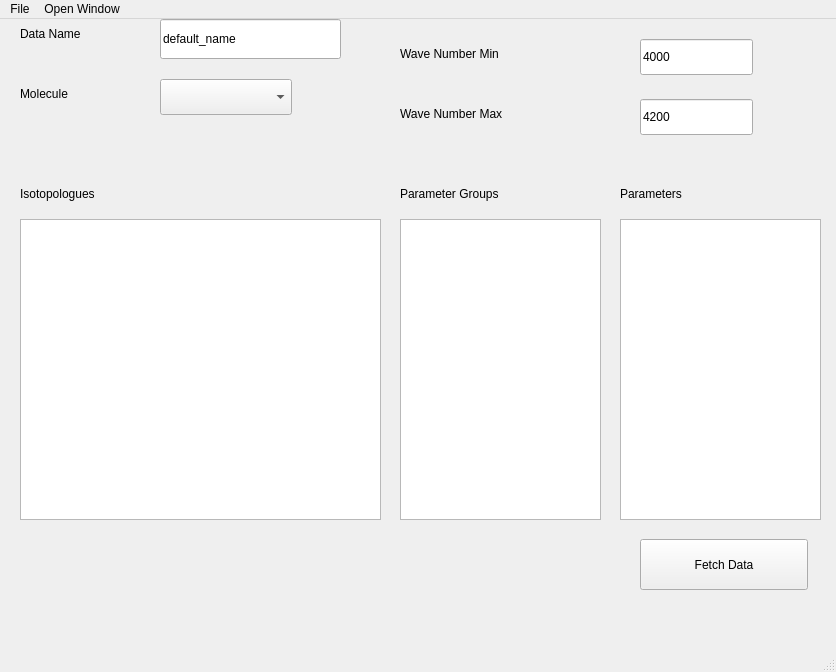
Before: the Qt Designer form layouts/main_window.ui in hitranonline/hapiest, drawn with Qt 5.
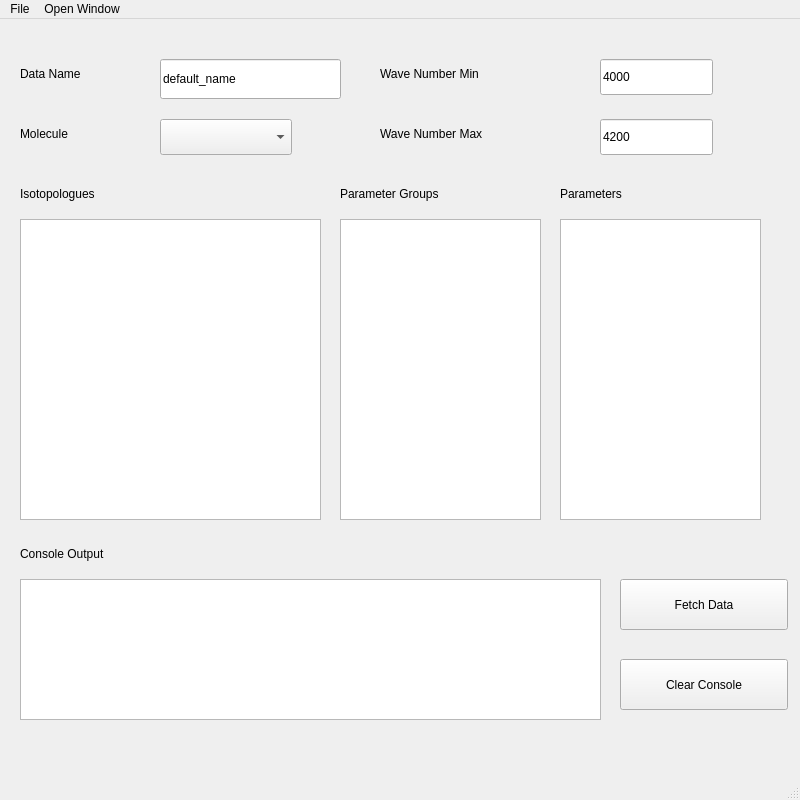
After: the same form once the commit is applied.

Commit message: Added GUI element to serve as the console

Patch:
```diff
--- a/layouts/main_window.ui
+++ b/layouts/main_window.ui
@@ -6,8 +6,8 @@
    <rect>
     <x>0</x>
     <y>0</y>
-    <width>836</width>
-    <height>672</height>
+    <width>800</width>
+    <height>800</height>
    </rect>
   </property>
   <property name="windowTitle">
@@ -19,7 +19,7 @@
      <rect>
       <x>20</x>
       <y>200</y>
-      <width>361</width>
+      <width>301</width>
       <height>301</height>
      </rect>
     </property>
@@ -28,7 +28,7 @@
     <property name="geometry">
      <rect>
       <x>160</x>
-      <y>0</y>
+      <y>40</y>
       <width>181</width>
       <height>40</height>
      </rect>
@@ -41,7 +41,7 @@
     <property name="geometry">
      <rect>
       <x>20</x>
-      <y>0</y>
+      <y>40</y>
       <width>141</width>
       <height>30</height>
      </rect>
@@ -66,8 +66,8 @@
    <widget class="QLineEdit" name="wn_min">
     <property name="geometry">
      <rect>
-      <x>640</x>
-      <y>20</y>
+      <x>600</x>
+      <y>40</y>
       <width>113</width>
       <height>36</height>
      </rect>
@@ -79,8 +79,8 @@
    <widget class="QLabel" name="label_3">
     <property name="geometry">
      <rect>
-      <x>400</x>
-      <y>20</y>
+      <x>380</x>
+      <y>40</y>
       <width>221</width>
       <height>30</height>
      </rect>
@@ -92,8 +92,8 @@
    <widget class="QLabel" name="label_4">
     <property name="geometry">
      <rect>
-      <x>400</x>
-      <y>80</y>
+      <x>380</x>
+      <y>100</y>
       <width>221</width>
       <height>30</height>
      </rect>
@@ -105,8 +105,8 @@
    <widget class="QLineEdit" name="wn_max">
     <property name="geometry">
      <rect>
-      <x>640</x>
-      <y>80</y>
+      <x>600</x>
+      <y>100</y>
       <width>113</width>
       <height>36</height>
      </rect>
@@ -118,8 +118,8 @@
    <widget class="QPushButton" name="fetch_button">
     <property name="geometry">
      <rect>
-      <x>640</x>
-      <y>520</y>
+      <x>620</x>
+      <y>560</y>
       <width>168</width>
       <height>51</height>
      </rect>
@@ -132,8 +132,8 @@
     <property name="geometry">
      <rect>
       <x>20</x>
-      <y>60</y>
-      <width>141</width>
+      <y>100</y>
+      <width>101</width>
       <height>30</height>
      </rect>
     </property>
@@ -145,7 +145,7 @@
     <property name="geometry">
      <rect>
       <x>160</x>
-      <y>60</y>
+      <y>100</y>
       <width>132</width>
       <height>36</height>
      </rect>
@@ -154,7 +154,7 @@
    <widget class="QListWidget" name="param_group_list">
     <property name="geometry">
      <rect>
-      <x>400</x>
+      <x>340</x>
       <y>200</y>
       <width>201</width>
       <height>301</height>
@@ -164,7 +164,7 @@
    <widget class="QListWidget" name="param_list">
     <property name="geometry">
      <rect>
-      <x>620</x>
+      <x>560</x>
       <y>200</y>
       <width>201</width>
       <height>301</height>
@@ -174,7 +174,7 @@
    <widget class="QLabel" name="label_6">
     <property name="geometry">
      <rect>
-      <x>400</x>
+      <x>340</x>
       <y>160</y>
       <width>221</width>
       <height>30</height>
@@ -187,7 +187,7 @@
    <widget class="QLabel" name="label_7">
     <property name="geometry">
      <rect>
-      <x>620</x>
+      <x>560</x>
       <y>160</y>
       <width>121</width>
       <height>30</height>
@@ -197,13 +197,61 @@
      <string>Parameters</string>
     </property>
    </widget>
+   <widget class="QTextEdit" name="console_output">
+    <property name="geometry">
+     <rect>
+      <x>20</x>
+      <y>560</y>
+      <width>581</width>
+      <height>141</height>
+     </rect>
+    </property>
+    <property name="font">
+     <font>
+      <family>Segoe UI</family>
+      <pointsize>8</pointsize>
+     </font>
+    </property>
+    <property name="readOnly">
+     <bool>true</bool>
+    </property>
+    <property name="acceptRichText">
+     <bool>false</bool>
+    </property>
+   </widget>
+   <widget class="QLabel" name="label_8">
+    <property name="geometry">
+     <rect>
+      <x>20</x>
+      <y>520</y>
+      <width>181</width>
+      <height>30</height>
+     </rect>
+    </property>
+    <property name="text">
+     <string>Console Output</string>
+    </property>
+   </widget>
+   <widget class="QPushButton" name="clear_console">
+    <property name="geometry">
+     <rect>
+      <x>620</x>
+      <y>640</y>
+      <width>168</width>
+      <height>51</height>
+     </rect>
+    </property>
+    <property name="text">
+     <string>Clear Console</string>
+    </property>
+   </widget>
   </widget>
   <widget class="QMenuBar" name="menubar">
    <property name="geometry">
     <rect>
      <x>0</x>
      <y>0</y>
-     <width>836</width>
+     <width>800</width>
      <height>43</height>
     </rect>
    </property>
```
